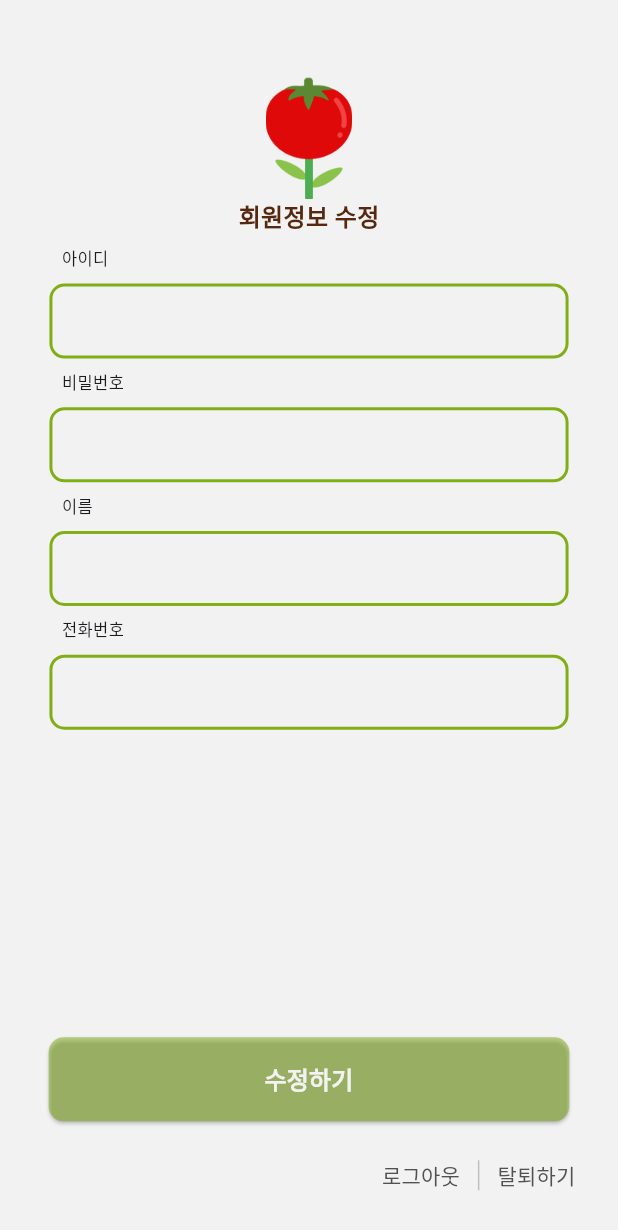
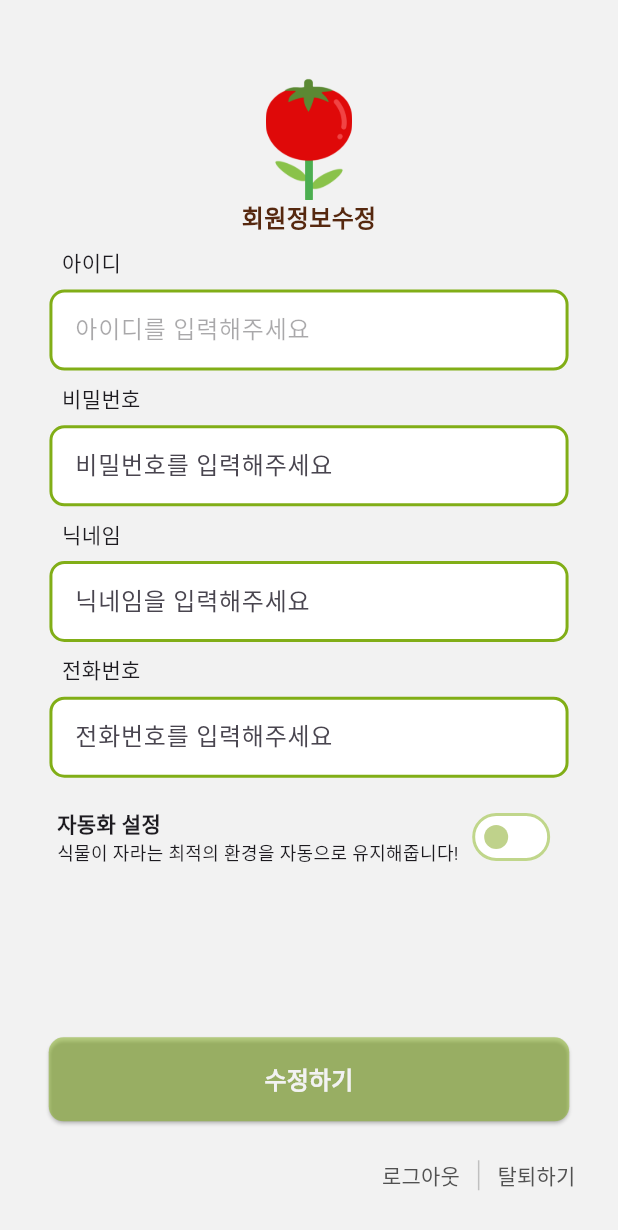
Before and after one commit to GrowingPetPlant/Front, a Flutter app: the My_page screen opened directly with empty values, on a phone screen of 412 x 824 dp. Shown: the top 1230 px of the screen. Run offline on Flutter 3.47's test engine with Material 3 defaults, Android fonts, the phone set to English and light mode, and no system bars; our stand-ins replace dropdown_button2, fl_chart, table_calendar.

Commit message:
마이페이지수정

```diff
--- a/lib/mypage.dart
+++ b/lib/mypage.dart
@@ -1,5 +1,6 @@
 import 'dart:ui' as ui;
 
+import 'package:flutter/animation.dart';
 import 'package:flutter/cupertino.dart';
 import 'package:flutter/material.dart';
 import 'package:flutter/rendering.dart';
@@ -10,6 +11,7 @@ import 'package:mypetplant/Log_in.dart';
 import 'package:mypetplant/token.dart';
 import 'package:mypetplant/user.dart';
 import 'package:mypetplant/user_service.dart';
+import 'package:mypetplant/widget.dart';
 
 String text = "";
 
@@ -30,6 +32,7 @@ class _My_page_view extends State<My_page> {
   String validName = "";
   String validPhoneNumber = "";
   String validPlantName = "";
+  bool auto = false;
 
   DBService dbService = DBService(); // DBService 인스턴스 생성
 
@@ -79,13 +82,13 @@ class _My_page_view extends State<My_page> {
       return;
     }
 
-    // 로그인 시도
     String? editResult = await dbService.mypage(UserInfo(
         userNumber: userNumber,
         id: id,
         password: password,
         userName: name,
         phoneNumber: phoneNumber,
+        auto: auto
         ));
 
     if (editResult != null) {
@@ -188,51 +191,18 @@ class _My_page_view extends State<My_page> {
           padding: EdgeInsets.all(screenHeight * 0.04),
           child: SingleChildScrollView(
             child: Container(
-              child: Column(children: [
-                SizedBox(
-                    height: screenHeight * 0.15,
               child: Column(
-                      mainAxisAlignment: MainAxisAlignment.end,
                   children: [
-                        Image.asset(
-                          'assets/images/logo.png',
-                          height: screenHeight * 0.1,
-                        ),
-                        const Text('회원정보 수정',
-                            style: TextStyle(
-                                fontSize: 16,
-                                fontWeight: FontWeight.bold,
-                                color: Color(0xFF56280F))),
-                      ],
-                    )),
+                    logoTitle(text: '회원정보수정', screenHeight: screenHeight),
                     Column(
                       crossAxisAlignment: CrossAxisAlignment.start,
                       children: [
-                    Padding(
-                      padding: EdgeInsets.all(screenHeight * 0.01),
-                      child: const Text(
-                        '아이디',
-                        style: TextStyle(fontSize: 11),
+                        Row(
+                          children: [
+                            titleInputBox(title: '아이디', screenHeight: screenHeight),
+                          ],
                         ),
-                    ),
-                    Container(
-                      height: 50,
-                      decoration: BoxDecoration(
-                        borderRadius: BorderRadius.circular(10),
-                        border: Border.all(
-                            color: const Color(0xFF81AE17), width: 2),
-                      ),
-                      padding: const EdgeInsets.only(bottom: 10),
-                      child: TextField(
-                        controller: _idController,
-                        enabled: false,
-                        style: TextStyle(fontSize: 13),
-                        decoration: InputDecoration(
-                          contentPadding: EdgeInsets.fromLTRB(10, 0, 10, 0),
-                          border: InputBorder.none,
-                        ),
-                      ),
-                    ),
+                        inputBox(hint: '아이디를 입력해주세요', controller: _idController, enabled : false)
                       ],
                     ),
                     Column(
@@ -240,43 +210,11 @@ class _My_page_view extends State<My_page> {
                       children: [
                         Row(
                           children: [
-                        Padding(
-                          padding: EdgeInsets.all(screenHeight * 0.01),
-                          child: const Text(
-                            '비밀번호',
-                            style: TextStyle(fontSize: 11),
-                          ),
-                        ),
-                        Padding(
-                          padding: EdgeInsets.symmetric(
-                              vertical: screenHeight * 0.01),
-                          child: Text(
-                            validPassword,
-                            style: TextStyle(fontSize: 11, color: Colors.red),
-                          ),
-                        ),
+                            titleInputBox(title: '비밀번호', screenHeight: screenHeight),
+                            warningText(text: validPassword, screenHeight: screenHeight)
                           ],
                         ),
-                    Container(
-                      alignment: Alignment.center,
-                      height: 50,
-                      decoration: BoxDecoration(
-                        borderRadius: BorderRadius.circular(10),
-                        border: Border.all(
-                            color: const Color(0xFF81AE17), width: 2),
-                      ),
-                      padding: const EdgeInsets.only(bottom: 10),
-                      child: TextField(
-                        controller: _passwordController,
-                        obscureText: true,
-                        onChanged: _validatePassword,
-                        style: TextStyle(fontSize: 13),
-                        decoration: InputDecoration(
-                          contentPadding: EdgeInsets.fromLTRB(10, 0, 10, 0),
-                          border: InputBorder.none,
-                        ),
-                      ),
-                    ),
+                        inputBox(hint: '비밀번호를 입력해주세요', controller: _passwordController, function: _validatePassword,obscure: true,)
                       ],
                     ),
                     Column(
@@ -284,42 +222,11 @@ class _My_page_view extends State<My_page> {
                       children: [
                         Row(
                           children: [
-                        Padding(
-                          padding: EdgeInsets.all(screenHeight * 0.01),
-                          child: const Text(
-                            '이름',
-                            style: TextStyle(fontSize: 11),
-                          ),
-                        ),
-                        Padding(
-                          padding: EdgeInsets.symmetric(
-                              vertical: screenHeight * 0.01),
-                          child: Text(
-                            validName,
-                            style: TextStyle(fontSize: 11, color: Colors.red),
-                          ),
-                        ),
+                            titleInputBox(title: '닉네임', screenHeight: screenHeight),
+                            warningText(text: validName, screenHeight: screenHeight)
                           ],
                         ),
-                    Container(
-                      alignment: Alignment.center,
-                      height: 50,
-                      decoration: BoxDecoration(
-                        borderRadius: BorderRadius.circular(10),
-                        border: Border.all(
-                            color: const Color(0xFF81AE17), width: 2),
-                      ),
-                      padding: const EdgeInsets.only(bottom: 10),
-                      child: TextField(
-                        controller: _nameController,
-                        onChanged: _validateUserName,
-                        style: TextStyle(fontSize: 13),
-                        decoration: InputDecoration(
-                          contentPadding: EdgeInsets.fromLTRB(10, 0, 10, 0),
-                          border: InputBorder.none,
-                        ),
-                      ),
-                    ),
+                        inputBox(hint: '닉네임을 입력해주세요', controller: _nameController, function: _validateUserName,)
                       ],
                     ),
                     Column(
@@ -327,44 +234,51 @@ class _My_page_view extends State<My_page> {
                       children: [
                         Row(
                           children: [
-                        Padding(
-                          padding: EdgeInsets.all(screenHeight * 0.01),
-                          child: const Text(
-                            '전화번호',
-                            style: TextStyle(fontSize: 11),
+                            titleInputBox(title: '전화번호', screenHeight: screenHeight),
+                            warningText(text: validPhoneNumber, screenHeight: screenHeight)
+                          ],
                         ),
+                        inputBox(hint: '전화번호를 입력해주세요', controller: _phoneNumberController, function: _validatePhoneNumber,)
+                      ],
                     ),
-                        Padding(
-                          padding: EdgeInsets.symmetric(
-                              vertical: screenHeight * 0.01),
-                          child: Text(
-                            validPhoneNumber,
-                            style: TextStyle(fontSize: 11, color: Colors.red),
+                    Column(
+                      crossAxisAlignment: CrossAxisAlignment.start,
+                      children: [
+                        Row(
+                          children : [
+                            Padding(padding: EdgeInsets.symmetric(horizontal: 5, vertical: 20),
+                              child : Column(
+                                crossAxisAlignment: CrossAxisAlignment.start,
+                                children: [
+                                    Text(
+                                      "자동화 설정",
+                                      style: TextStyle(fontSize: 14, fontWeight: ui.FontWeight.bold),
                                     ),
+                                    Text(
+                                      "식물이 자라는 최적의 환경을 자동으로 유지해줍니다!",
+                                      style: TextStyle(fontSize: 12),
                                     ),
                                   ],
                                 ),
-                    Container(
-                      alignment: Alignment.center,
-                      height: 50,
-                      decoration: BoxDecoration(
-                        borderRadius: BorderRadius.circular(10),
-                        border: Border.all(
-                            color: const Color(0xFF81AE17), width: 2),
                             ),
-                      padding: const EdgeInsets.only(bottom: 10),
-                      child: TextField(
-                        controller: _phoneNumberController,
-                        onChanged: _validatePhoneNumber,
-                        style: TextStyle(fontSize: 13),
-                        decoration: InputDecoration(
-                            contentPadding: EdgeInsets.fromLTRB(10, 0, 10, 0),
-                            border: InputBorder.none),
-                      ),
+                            Switch(
+                              value: auto,
+                              onChanged: (value) { setState(() { auto = value; });
+                                print(auto);
+                              },
+                              inactiveTrackColor: Color(0xffffffff),
+                              inactiveThumbColor: Color(0x8081AE17),
+                              activeTrackColor: Color(0x8081AE17),
+                              trackOutlineColor: MaterialStateColor.resolveWith((states) => Color(0x8081AE17)),
+                            )
+                          ]
+
+                          )
+                        ]
                         ),
                       ],
                     ),
-              ]),
+
               ),
             ),
           ),
--- a/lib/status_service.dart
+++ b/lib/status_service.dart
@@ -76,6 +76,7 @@ class StatusService {
         'RefreshToken': refreshToken!,
       },
     );
+    print(response.statusCode);
     if (response.statusCode == 200) {
       return StatusDays.fromJson(jsonDecode(response.body));
     } else {
--- a/lib/user.dart
+++ b/lib/user.dart
@@ -59,8 +59,9 @@ class UserInfo {
   final String password;
   final String userName;
   final String phoneNumber;
+  final bool? auto;
 
-  UserInfo({required this.userNumber, required this.id, required this.password, required this.userName, required this.phoneNumber});
+  UserInfo({required this.userNumber, required this.id, required this.password, required this.userName, required this.phoneNumber, required this.auto});
 
   factory UserInfo.fromJson(Map<String, dynamic> json){
     return UserInfo(
@@ -69,6 +70,7 @@ class UserInfo {
       password: json['password'] as String,
       userName: json['userName'] as String,
       phoneNumber: json['phoneNumber'] as String,
+      auto: json['auto'] as bool?
     );
   }
 
@@ -79,6 +81,7 @@ class UserInfo {
       'password': password,
       'userName': userName,
       'phoneNumber': phoneNumber,
+      'auto' : auto
     };
   }
 }
@@ -175,17 +178,17 @@ class AddPlant {
 }
 
 class PostWateringReq{
-  final int plantNumber;
+  final int userPlantNumber;
   final String wateringDate;
 
   PostWateringReq({
-   required this.plantNumber,
+   required this.userPlantNumber,
    required this.wateringDate
   });
 
   Map<String, dynamic> toJson(){
     return{
-      'plantNumber' : plantNumber,
+      'userPlantNumber' : userPlantNumber,
       'wateringDate' : wateringDate
     };
   }
--- a/lib/widget.dart
+++ b/lib/widget.dart
@@ -8,9 +8,10 @@ class inputBox extends StatefulWidget {
   final void Function(String)? function;
   final double margin;
   final bool obscure;
+  final bool enabled;
 
   const inputBox(
-      {super.key, required this.hint, required this.controller, this.function, this.margin=0, this.obscure = false});
+      {super.key, required this.hint, required this.controller, this.function, this.margin=0, this.obscure = false, this.enabled = true});
 
   @override
   State<inputBox> createState() => _inputBoxState();
@@ -33,6 +34,7 @@ class _inputBoxState extends State<inputBox> {
           onChanged: widget.function,
           style: const TextStyle(fontSize: 16),
           obscureText: widget.obscure,
+          enabled: widget.enabled,
           decoration: InputDecoration(
             hintText: widget.hint,
             contentPadding: EdgeInsets.fromLTRB(15, 0, 15, 0),
```
Also changed, not shown: lib/Home.dart (+53 -41 lines), lib/user_service.dart (+3 -5 lines). Lines whose indentation alone changed are shown as unchanged.
